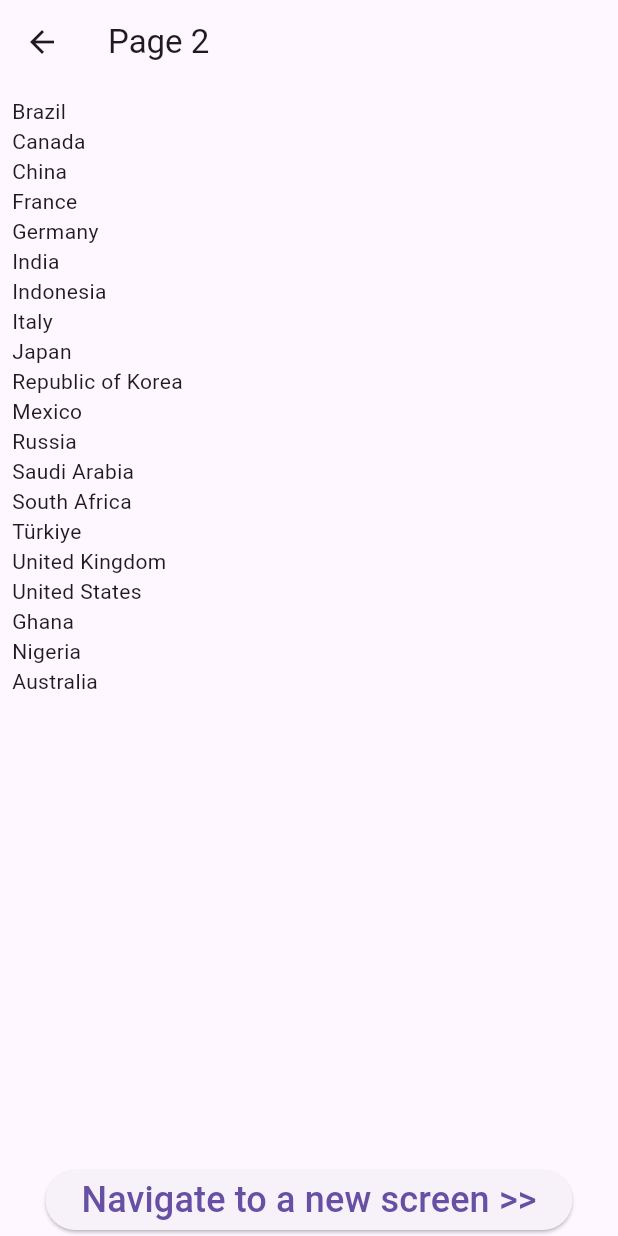
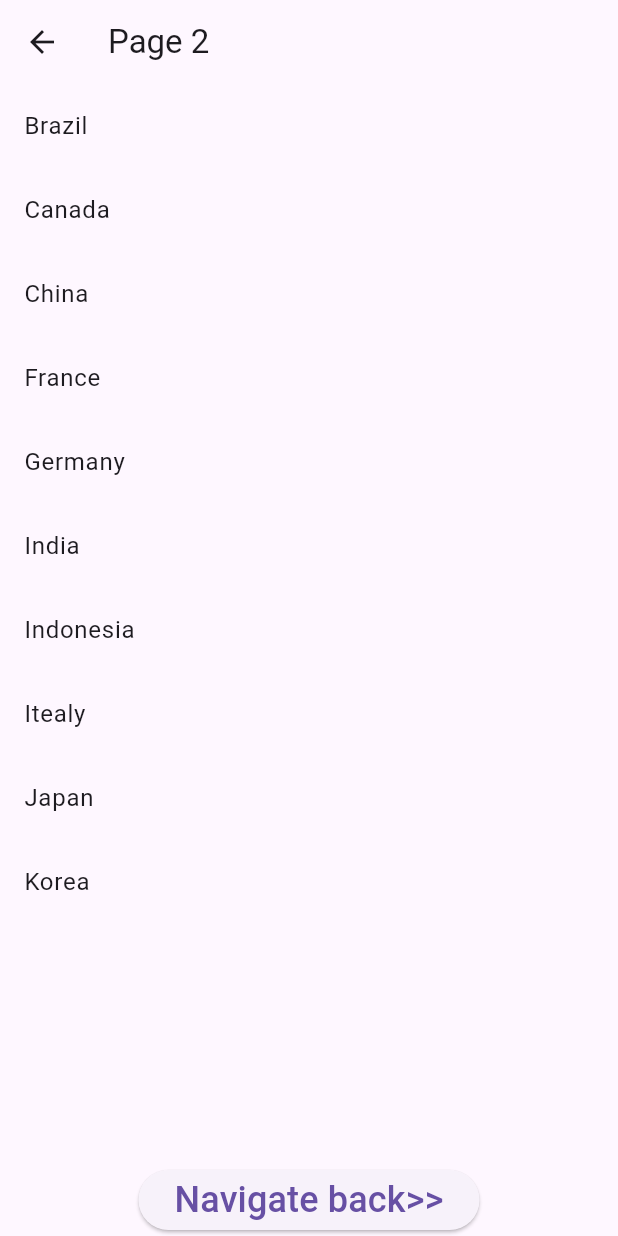
Before and after one commit to mrbrackins/homework1, a Flutter app: the screen it shows after launch, after a tap on "Navigate to a new screen >>", on a phone screen of 412 x 824 dp. Run offline on Flutter 3.47's test engine with Material 3 defaults, Android fonts, the phone set to English and light mode, and no system bars.

Commit message:
added lists dynamically

```diff
--- a/lib/main.dart
+++ b/lib/main.dart
@@ -19,34 +19,41 @@ class Home extends StatelessWidget {
 
   @override
   Widget build(BuildContext context) {
+    var names = {
+  // Key:    Value
+  'Teenager 1': '15',
+  'Teenager 2': '16',
+  'Teenager 3': '17 ',
+  'Teenager 4': '15',
+  'Teenager 5': '16',
+  'Teenager 6': '17 ',
+  'Teenager 7': '15',
+  'Teenager 8': '16',
+  'Teenager 9': '17 ',
+  'Teenager 10': '15',
+  'Teenager 11': '16',
+  'Teenager 12': '17 ',
+  'Teenager 13': '15',
+  'Teenager 14': '16',
+  'Teenager 15': '17 '
+
+};
+      List<String> litems = ["1","2","Third","4"];
     return Scaffold(
         appBar: AppBar(
           title: Text("Page 1"),
         ),
         body: Column(children: <Widget>[
           Expanded(
-              child: ListView(
-            padding: const EdgeInsets.all(8),
-            children: <Widget>[
-              Text("Name1, 15"),
-              Text("Name2, 15"),
-              Text("Name3, 15"),
-              Text("Name4, 15"),
-              Text("Name5, 15"),
-              Text("Name6, 15"),
-              Text("Name7, 15"),
-              Text("Name8, 15"),
-              Text("Name9, 15"),
-              Text("Name10, 15"),
-              Text("Name11, 15"),
-              Text("Name12, 15"),
-              Text("Name13, 15"),
-              Text("Name14, 15"),
-              Text("Name15, 15"),
-            ],
-          )),
-          Center(
-            child: ElevatedButton(
+              child: ListView.builder(
+    itemCount: names.length,
+    itemBuilder: (BuildContext ctxt, int index) {
+       String key = names.keys.elementAt(index);
+     return ListTile(
+      title: new Text("$key"),
+      subtitle: new Text("${names[key]}"),
+     );
+    }  ),), ElevatedButton(
               child: const Text(
                 'Navigate to a new screen >>',
                 style: TextStyle(fontSize: 24.0),
@@ -56,7 +63,9 @@ class Home extends StatelessWidget {
                     .push(MaterialPageRoute(builder: (context) => Page2()));
               },
             ),
-          ),
-        ]));
+
+        ],
+        )
+        );
   }
 }
--- a/lib/page2.dart
+++ b/lib/page2.dart
@@ -1,53 +1,42 @@
 import 'package:flutter/material.dart';
+import 'package:homework1/main.dart';
 
 class Page2 extends StatelessWidget {
   const Page2({super.key});
 
   @override
   Widget build(BuildContext context) {
+     List<String> countries = ["Brazil", "Canada","China","France", "Germany", "India", "Indonesia", "Itealy", "Japan", "Korea"];
     return Scaffold(
         appBar: AppBar(
           title: Text("Page 2"),
         ),
         body: Column(children: <Widget>[
           Expanded(
-              child: ListView(
-            padding: const EdgeInsets.all(8),
-            children: <Widget>[
-              Text("Brazil"),
-              Text("Canada"),
-              Text("China"),
-              Text("France"),
-              Text("Germany"),
-              Text("India"),
-              Text("Indonesia"),
-              Text("Italy"),
-              Text("Japan"),
-              Text("Republic of Korea"),
-              Text("Mexico"),
-              Text("Russia"),
-              Text("Saudi Arabia"),
-              Text("South Africa"),
-              Text("Türkiye"),
-              Text("United Kingdom"),
-              Text("United States"),
-              Text("Ghana"),
-              Text("Nigeria"),
-              Text("Australia"),
-            ],
-          )),
-          Center(
-            child: ElevatedButton(
+              child: ListView.builder(
+    itemCount: countries.length,
+    itemBuilder: (BuildContext ctxt, int index) {
+
+     return ListTile(
+      title: new Text(countries[index]),
+
+     );
+    }
+    ),
+
+        ),
+         ElevatedButton(
               child: const Text(
-                'Navigate to a new screen >>',
+                'Navigate back>>',
                 style: TextStyle(fontSize: 24.0),
               ),
               onPressed: () {
                 Navigator.of(context)
-                    .push(MaterialPageRoute(builder: (context) => Page2()));
+                    .push(MaterialPageRoute(builder: (context) => MyApp()));
               },
             ),
-          ),
-        ]));
+        ]
+         )
+             );
   }
-}
+  }
```
